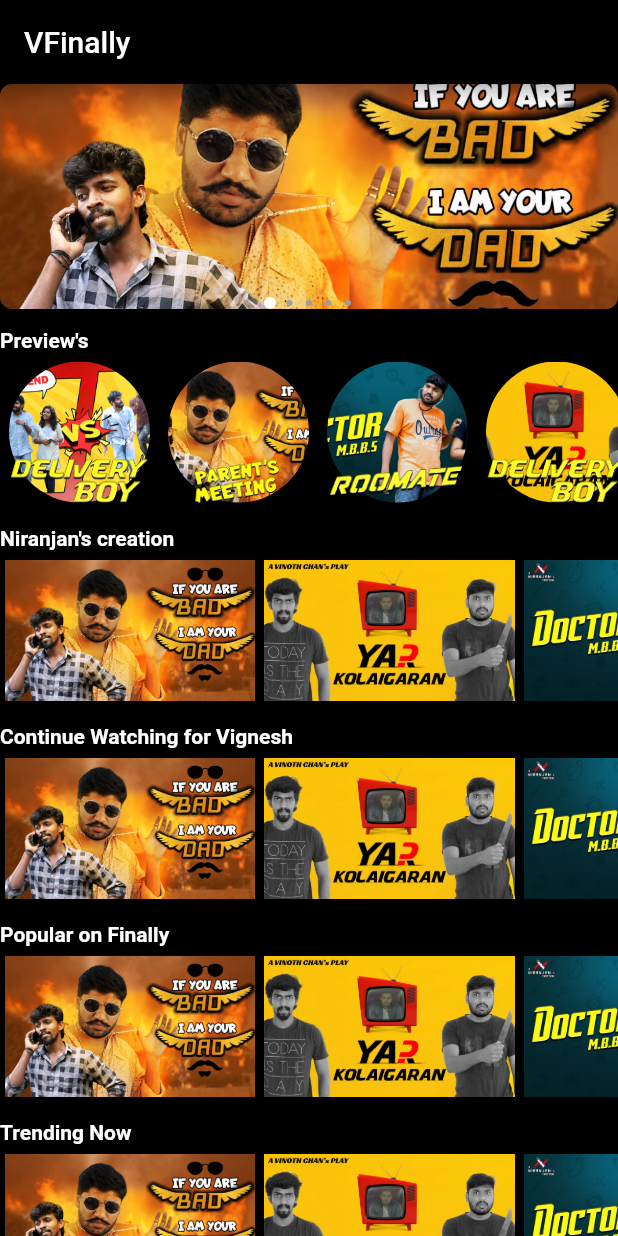
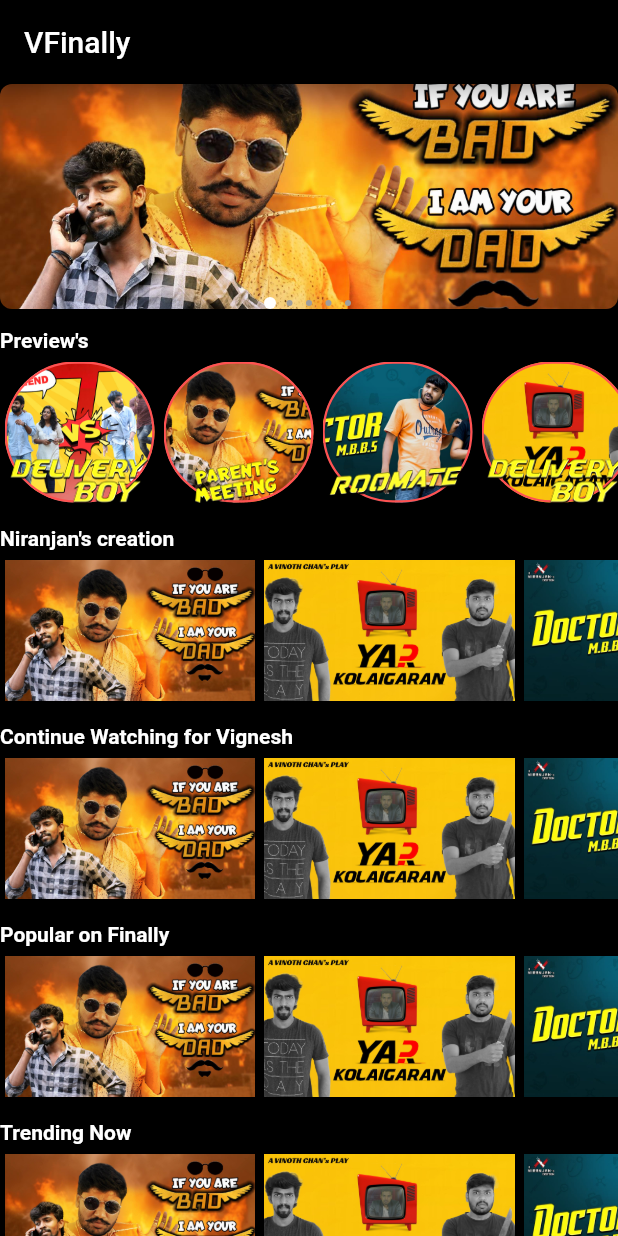
Before and after one commit to vignesh050694/vfinally, a Flutter app: the screen it shows after launch, on a phone screen of 412 x 824 dp. Run offline on Flutter 3.47's test engine with Material 2 defaults, Android fonts, the phone set to English and light mode, and no system bars; drawn by our look-alikes of carousel_pro; our stand-ins replace chewie, font_awesome_flutter, video_player, wakelock.

Commit message:
Added border color for preview image

```diff
--- a/lib/Components/Preview.dart
+++ b/lib/Components/Preview.dart
@@ -1,11 +1,12 @@
 import 'package:flutter/material.dart';
 
 class PreviewImage extends StatelessWidget {
-  PreviewImage({@required this.image,this.titleImage, this.onPress});
+  PreviewImage({@required this.image,this.titleImage, this.onPress,this.colors});
 
   final String image;
   final String titleImage;
   final Function onPress;
+  final int colors;
 
   @override
   Widget build(BuildContext context) {
@@ -15,9 +16,21 @@ class PreviewImage extends StatelessWidget {
           padding: const EdgeInsets.all(3.0),
           child: Stack(
             children: <Widget>[
-              CircleAvatar(
-                radius: 50,
-                backgroundImage: AssetImage(image),
+              Container(
+                width: 100.0,
+                height: 100.0,
+                decoration: new BoxDecoration(
+                  color: const Color(0xff7c94b6),
+                  image: new DecorationImage(
+                    image: AssetImage(image),
+                    fit: BoxFit.cover,
+                  ),
+                  borderRadius: new BorderRadius.all(new Radius.circular(50.0)),
+                  border: new Border.all(
+                    color:  Colors.redAccent,
+                    width: 1.5,
+                  ),
+                ),
               ),
               Positioned(
                 top: 60,
@@ -29,6 +42,21 @@ class PreviewImage extends StatelessWidget {
                   width: 120,
                 ),
               )
+              /*  CircleAvatar(
+                radius: 50,
+                backgroundImage: AssetImage(image),
+                backgroundColor: Colors.white,
+              ),
+              Positioned(
+                top: 60,
+                left: 2,
+                right: 2,
+                child: Image(
+                  image: AssetImage(titleImage),
+                  height: 40,
+                  width: 120,
+                ),
+              ) */
             ],
           )),
     );
```
Also changed, not shown: lib/Components/details_image.dart (added).
